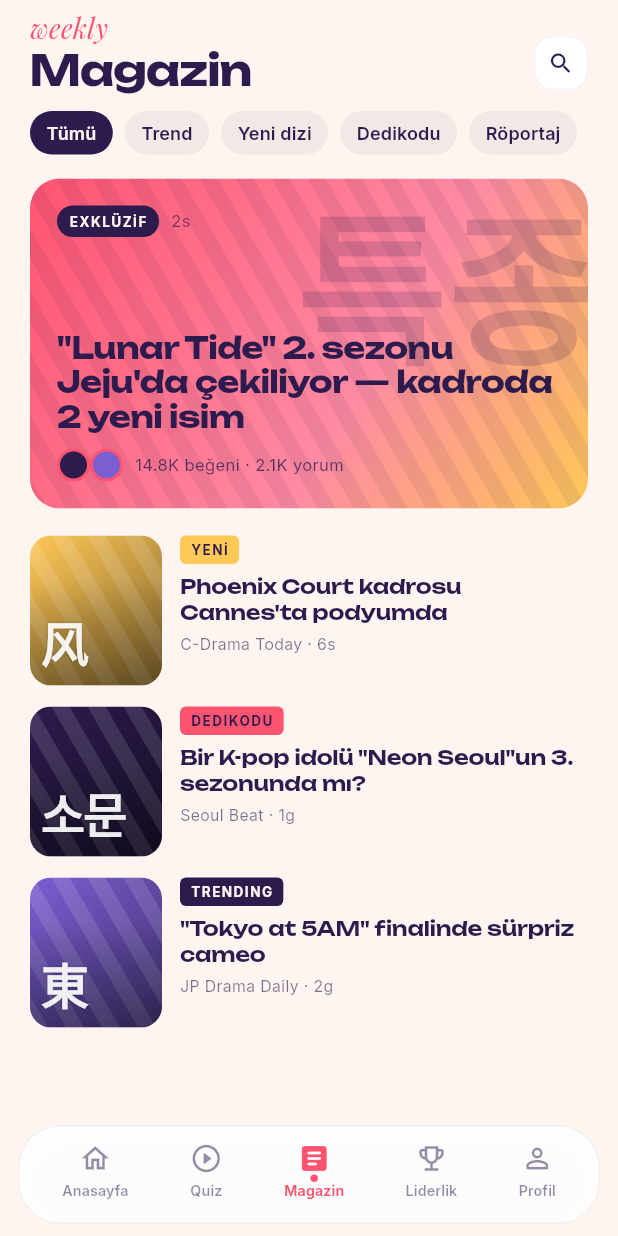
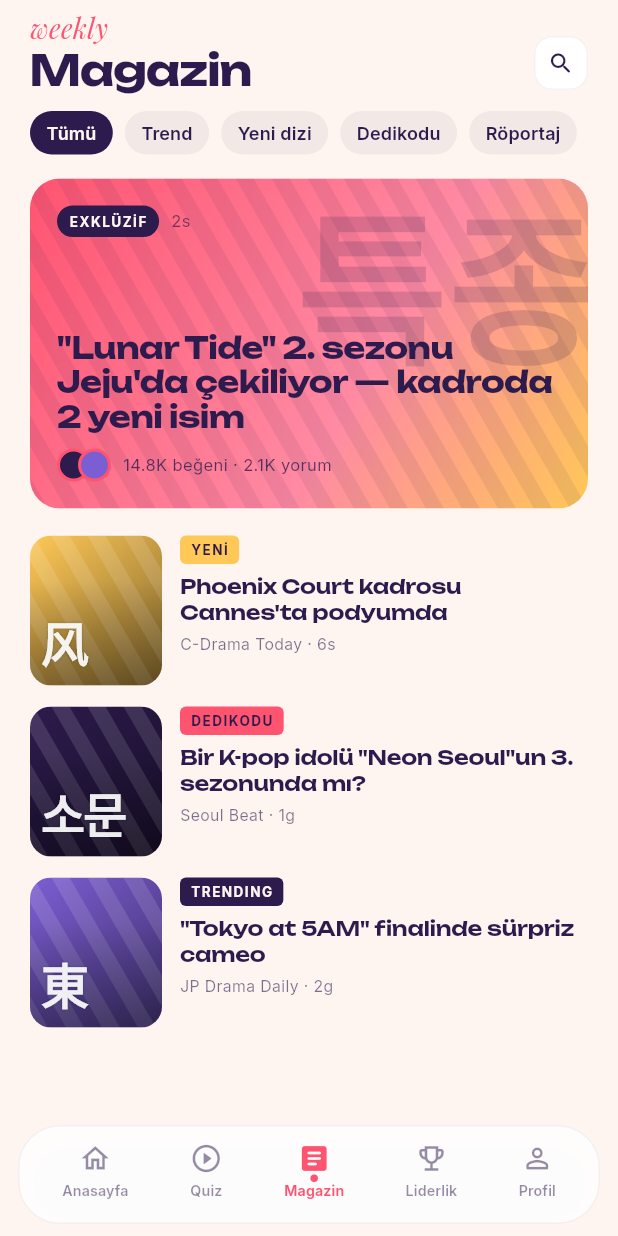
Before and after one commit to tnc4y/quizdram, a Flutter app: the ShellScreen screen opened directly, item 3 of the bottom bar chosen, on a phone screen of 412 x 824 dp. Run offline on Flutter 3.47's test engine with Material 3 defaults, Android fonts, the phone set to English and light mode, and no system bars; our stand-ins replace google_fonts.

Commit message:
fix: Adjust layout and sizing of featured card elements in news screen

```diff
--- a/lib/screens/news_screen.dart
+++ b/lib/screens/news_screen.dart
@@ -190,6 +190,11 @@ class _FeaturedCard extends StatelessWidget {
                       const SizedBox(height: 10),
                       Row(
                         children: [
+                          SizedBox(
+                            width: 36,
+                            height: 22,
+                            child: Stack(
+                              children: [
                                 Container(
                                   width: 22,
                                   height: 22,
@@ -199,14 +204,19 @@ class _FeaturedCard extends StatelessWidget {
                                     border: Border.all(color: C.pink, width: 2),
                                   ),
                                 ),
-                          const SizedBox(width: -4),
-                          Container(
+                                Positioned(
+                                  left: 14,
+                                  child: Container(
                                     width: 22,
                                     height: 22,
                                     decoration: BoxDecoration(
                                       color: C.purple,
                                       shape: BoxShape.circle,
                                       border: Border.all(color: C.pink, width: 2),
+                                    ),
+                                  ),
+                                ),
+                              ],
                             ),
                           ),
                           const SizedBox(width: 8),
```
Lines whose indentation alone changed are shown as unchanged.
